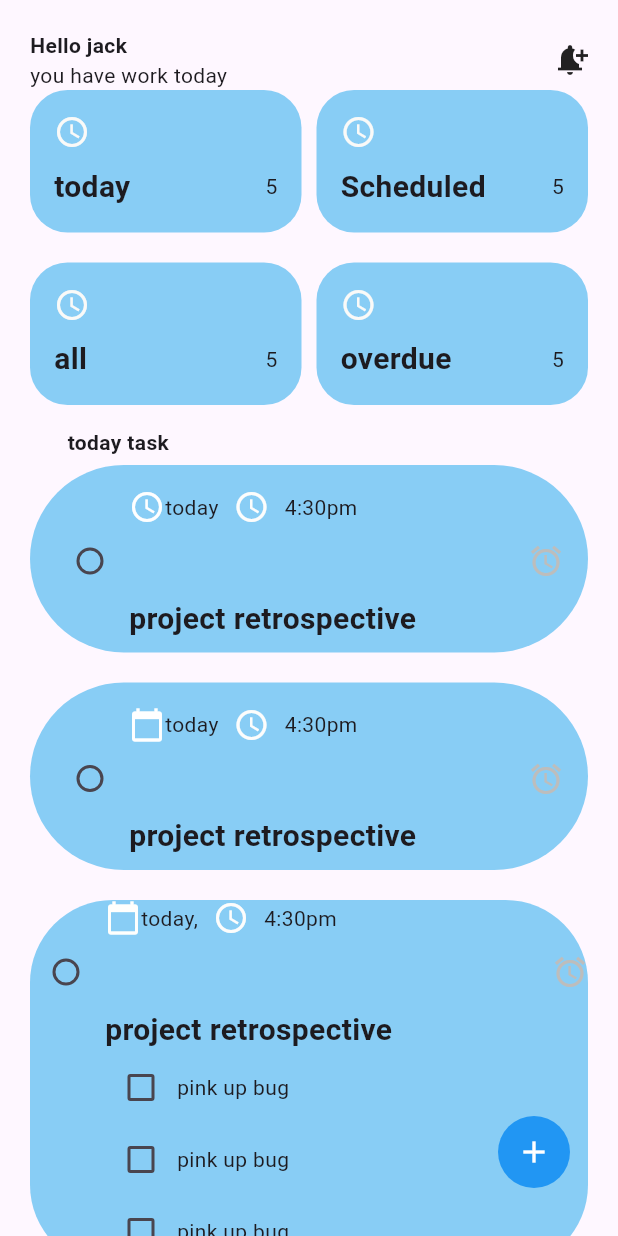
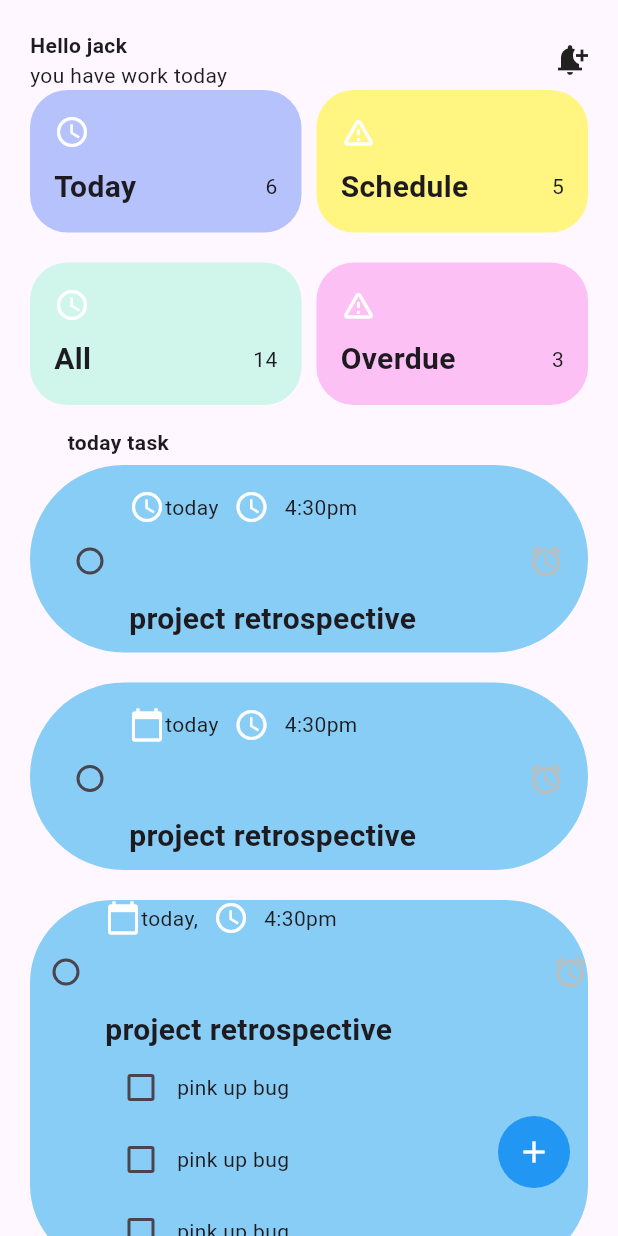
Before and after one commit to KALU56/friday_code_night, a Flutter app: the screen it shows after launch, on a phone screen of 412 x 824 dp. Run offline on Flutter 3.47's test engine with Material 3 defaults, Android fonts, the light colour scheme and no system bars; our stand-ins replace google_fonts.

Commit message:
feat:modfy background color

```diff
--- a/todo/lib/screens/home.dart
+++ b/todo/lib/screens/home.dart
@@ -1,5 +1,6 @@
 import 'package:flutter/material.dart';
 import 'package:todo/screens/all_detal.dart';
+import 'package:todo/widget/continer.dart';
 
 class Home extends StatefulWidget {
   const Home({super.key});
@@ -41,149 +42,60 @@ class _HomeState extends State<Home> {
 
                       Row(
                         children: [
-                       Expanded(child:
-                        Container(
-                        padding: EdgeInsets.all(16),
+                          TaskCard(
+                            title: "Today",
+                            icon: Icons.access_time,
+                            backgroundColor: Color.fromRGBO(181, 194, 251, 1.0),
+                            count: 6,
+                            onTap: () {
 
-                        decoration: BoxDecoration(
-                      borderRadius: BorderRadius.circular(25),
-                      color: const Color.fromARGB(255, 136, 205, 245),
+                            },
                           ),
-
-
-                        child: Column(
-                          crossAxisAlignment: CrossAxisAlignment.start,
-                          children: [
-                             Icon(Icons.access_time, color: const Color.fromARGB(255, 250, 250, 248)),
-                             SizedBox(height: 10),
-                            Row(
-                              mainAxisAlignment: MainAxisAlignment.spaceBetween,
-                              children: [
-
-                                Text("today", style: TextStyle(fontSize: 20, fontWeight: FontWeight.bold)),
-
-
-                                SizedBox(width: 8),
-                                Text(" 5"),
-                              ],
+                          const SizedBox(width: 10),
+                          TaskCard(
+                            title: "Schedule",
+                            icon: Icons.warning_amber_rounded,
+                            backgroundColor: Color.fromRGBO(255, 245, 128, 1.0),
+                            count: 5,
+                            onTap: () {
+                              // Navigate to another page or show alert
+                              print("Overdue tapped");
+                            },
                           ),
                         ],
                       ),
-                      ),
-                      ),
-                    SizedBox(width: 10),
-                    Expanded(child:
-
-                      Container(
-                        padding: EdgeInsets.all(16),
-
-                        decoration: BoxDecoration(
-                      borderRadius: BorderRadius.circular(25),
-                      color: const Color.fromARGB(255, 136, 205, 245),
-                     ),
-
-                        child: Column(
-                          crossAxisAlignment: CrossAxisAlignment.start,
-                          children: [
-                             Icon(Icons.access_time, color: const Color.fromARGB(255, 250, 250, 248)),
-                             SizedBox(height: 10),
-                            Row(
-                              mainAxisAlignment: MainAxisAlignment.spaceBetween,
-                              children: [
-
-                                Text("Scheduled", style: TextStyle(fontSize: 20, fontWeight: FontWeight.bold)),
-
-
-                                SizedBox(width: 8),
-                                Text(" 5"),
-                              ],
-                            ),
-                          ],
-                        ),
-                      ),
-                      ),
-
-                                  ],),
 
               SizedBox(height: 20,),
 
-
-
-
                    Row(
                       children: [
-                         Expanded(child:
-                        GestureDetector(
-                          onTap: (){
+                        TaskCard(
+                          title: "All",
+                          icon: Icons.access_time,
+                          backgroundColor: Color.fromRGBO(208, 245, 235, 1.0),
+                          count: 14,
+                          onTap: () {
                             Navigator.push(
                               context,
                               MaterialPageRoute(builder: (context) => AllDetal()),
                             );
-
                           },
-                          child: Container(
-                          padding: EdgeInsets.all(16),
-
-                          decoration: BoxDecoration(
-                          borderRadius: BorderRadius.circular(25),
-                          color: const Color.fromARGB(255, 136, 205, 245),
+                        ),
+                        const SizedBox(width: 10),
+                        TaskCard(
+                          title: "Overdue",
+                          icon: Icons.warning_amber_rounded,
+                          backgroundColor: Color.fromRGBO(253, 192, 245, 1.0),
+                          count: 3,
+                          onTap: () {
+                            // Navigate to another page or show alert
+                            print("Overdue tapped");
+                          },
+                        ),
+                      ],
                     ),
 
 
-                          child: Column(
-                            crossAxisAlignment: CrossAxisAlignment.start,
-                            children: [
-                               Icon(Icons.access_time, color: const Color.fromARGB(255, 250, 250, 248)),
-                               SizedBox(height: 10),
-                              Row(
-                                mainAxisAlignment: MainAxisAlignment.spaceBetween,
-                                children: [
-
-                                  Text("all", style: TextStyle(fontSize: 20, fontWeight: FontWeight.bold)),
-
-
-
-                                  Text("5"),
-                                ],
-                              ),
-                            ],
-                          ),
-                                                ),
-                        ),
-                      ),
-                    SizedBox(width: 10),
-                    Expanded(child:
-
-                      Container(
-                        padding: EdgeInsets.all(16),
-
-                        decoration: BoxDecoration(
-                      borderRadius: BorderRadius.circular(25),
-                      color: const Color.fromARGB(255, 136, 205, 245),
-                     ),
-
-                        child: Column(
-                          crossAxisAlignment: CrossAxisAlignment.start,
-                          children: [
-                             Icon(Icons.access_time, color: const Color.fromARGB(255, 250, 250, 248)),
-                             SizedBox(height: 10),
-                            Row(
-                              mainAxisAlignment: MainAxisAlignment.spaceBetween,
-                              children: [
-
-                                Text("overdue", style: TextStyle(fontSize: 20, fontWeight: FontWeight.bold)),
-
-
-
-                                Text(" 5"),
-                              ],
-                            ),
-                          ],
-                        ),
-                      ),
-                      ),
-
-                                  ],),
 
                SizedBox(height: 15,),
                 Padding(
--- /dev/null
+++ b/todo/lib/widget/continer.dart
@@ -0,0 +1,51 @@
+import 'package:flutter/material.dart';
+
+class TaskCard extends StatelessWidget {
+  final String title;
+  final IconData icon;
+  final int count;
+  final Color backgroundColor;
+  final VoidCallback? onTap;
+
+  const TaskCard({
+    super.key,
+    required this.title,
+    required this.icon,
+    required this.count,
+    this.backgroundColor = const Color.fromARGB(255, 136, 205, 245),
+    this.onTap,
+  });
+
+  @override
+  Widget build(BuildContext context) {
+    return Expanded(
+      child: GestureDetector(
+        onTap: onTap,
+        child: Container(
+          padding: const EdgeInsets.all(16),
+          decoration: BoxDecoration(
+            borderRadius: BorderRadius.circular(25),
+            color: backgroundColor,
+          ),
+          child: Column(
+            crossAxisAlignment: CrossAxisAlignment.start,
+            children: [
+              Icon(icon, color: Colors.white),
+              const SizedBox(height: 10),
+              Row(
+                mainAxisAlignment: MainAxisAlignment.spaceBetween,
+                children: [
+                  Text(
+                    title,
+                    style: const TextStyle(fontSize: 20, fontWeight: FontWeight.bold),
+                  ),
+                  Text(count.toString()),
+                ],
+              ),
+            ],
+          ),
+        ),
+      ),
+    );
+  }
+}
```
Lines whose indentation alone changed are shown as unchanged.
